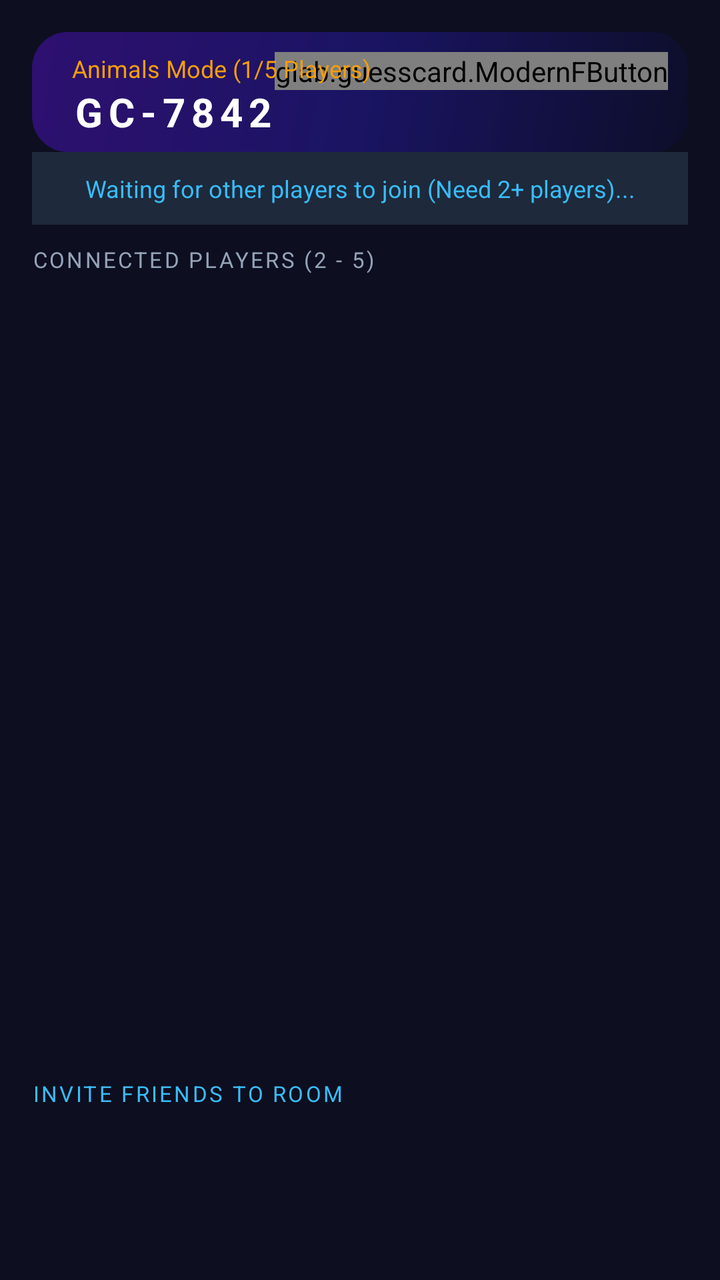
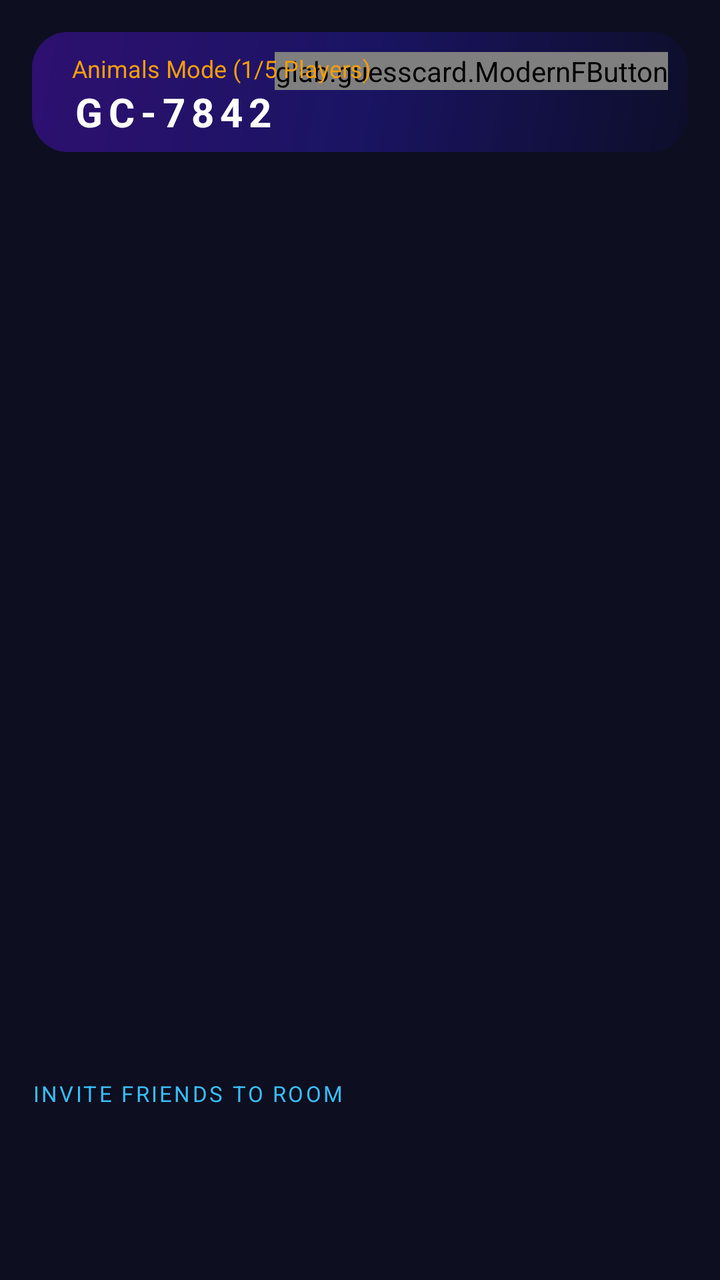

An Android layout rendered at two revisions. The XML below is the earlier revision; the diff shows what the commit changed to produce the second picture.
<!-- AndroidManifest.xml: application theme Theme.TerritoryWars -->
<!-- res/layout/activity_lobby.xml -->
<?xml version="1.0" encoding="utf-8"?>
<LinearLayout xmlns:android="http://schemas.android.com/apk/res/android"
    android:layout_width="match_parent"
    android:layout_height="match_parent"
    android:background="@color/bg_dark"
    android:orientation="vertical"
    android:padding="16dp">

    
    <FrameLayout
        android:layout_width="match_parent"
        android:layout_height="60dp"
        android:background="@drawable/gradient_hero">

        
        <glab.guesscard.ModernFButton
            android:id="@+id/leaveRoomButton"
            android:layout_width="wrap_content"
            android:layout_height="wrap_content"
            android:layout_gravity="top|end"
            android:layout_margin="10dp"
            android:text="Leave"
            android:textSize="11sp" />

        <LinearLayout
            android:layout_width="match_parent"
            android:layout_height="match_parent"
            android:gravity="center_vertical"
            android:orientation="horizontal"
            android:padding="8dp">

            <LinearLayout
                android:id="@+id/roomCodeContainer"
                android:layout_width="wrap_content"
                android:layout_height="wrap_content"
                android:gravity="center_vertical"
                android:clickable="true"
                android:focusable="true"
                android:orientation="vertical"
                android:paddingStart="12dp"
                android:paddingEnd="12dp">
                <TextView
                    android:id="@+id/roomModeText"
                    android:layout_width="wrap_content"
                    android:layout_height="wrap_content"
                    android:text="Animals Mode (1/5 Players)"
                    android:textColor="#F59E0B"
                    android:textSize="12sp"
                    android:layout_marginTop="2dp" />

                <TextView
                    android:id="@+id/roomCodeText"
                    android:layout_width="wrap_content"
                    android:layout_height="wrap_content"
                    android:text="GC-7842"
                    android:textColor="#FFFFFF"
                    android:textSize="20sp"
                    android:textStyle="bold"
                    android:letterSpacing="0.15" />

            </LinearLayout>

        </LinearLayout>
    </FrameLayout>

    
    <TextView
        android:id="@+id/tvLobbyStatus"
        android:layout_width="match_parent"
        android:layout_height="wrap_content"
        android:background="#1E293B"
        android:padding="10dp"
        android:text="Waiting for other players to join (Need 2+ players)..."
        android:textColor="#38BDF8"
        android:textSize="12sp"
        android:gravity="center" />

    
    <TextView
        android:layout_width="match_parent"
        android:layout_height="wrap_content"
        android:layout_marginTop="10dp"
        android:layout_marginBottom="4dp"
        android:text="Connected Players (2 - 5)"
        android:textColor="#94A3B8"
        android:textSize="11sp"
        android:textAllCaps="true"
        android:letterSpacing="0.1" />

    
    <LinearLayout
        android:id="@+id/playerAvatarContainer"
        android:layout_width="match_parent"
        android:layout_height="72dp"
        android:gravity="center"
        android:orientation="horizontal"
        android:padding="4dp" />

    
    <androidx.recyclerview.widget.RecyclerView
        android:id="@+id/playersList"
        android:layout_width="match_parent"
        android:layout_height="0dp"
        android:layout_weight="1"
        android:layout_marginBottom="8dp" />

    
    <TextView
        android:id="@+id/tvInviteFriendsHeader"
        android:layout_width="match_parent"
        android:layout_height="wrap_content"
        android:text="INVITE FRIENDS TO ROOM"
        android:textColor="#38BDF8"
        android:textSize="11sp"
        android:textAllCaps="true"
        android:letterSpacing="0.1"
        android:layout_marginBottom="4dp" />

    <androidx.recyclerview.widget.RecyclerView
        android:id="@+id/rvInviteFriends"
        android:layout_width="match_parent"
        android:layout_height="56dp"
        android:scrollbars="none"
        android:layout_marginBottom="10dp" />

    
    <LinearLayout
        android:layout_width="match_parent"
        android:layout_height="wrap_content"
        android:orientation="horizontal">

        <glab.guesscard.ModernFButton
            android:id="@+id/readyButton"
            android:layout_width="0dp"
            android:layout_height="52dp"
            android:layout_weight="1"
            android:layout_marginEnd="6dp"
            android:text="I'm Ready"
            android:visibility="gone" />

        <glab.guesscard.ModernFButton
            android:id="@+id/btnStartMatch"
            android:layout_width="0dp"
            android:layout_height="52dp"
            android:layout_weight="1"
            android:layout_marginStart="6dp"
            android:text="START MATCH"
            android:visibility="gone" />

    </LinearLayout>

</LinearLayout>
<!-- resources referenced by this layout -->
<resources>
  <color name="bg_dark">#0D0E1F</color>
  <!-- drawable gradient_hero (drawable) -->
  <?xml version="1.0" encoding="utf-8"?>
  <shape xmlns:android="http://schemas.android.com/apk/res/android"
      android:shape="rectangle">
      <gradient
          android:type="linear"
          android:angle="135"
          android:startColor="#0D0E2A"
          android:centerColor="#1A1463"
          android:endColor="#2E1070" />
      <corners android:radius="18dp"/>
  </shape>
  <style name="Theme.TerritoryWars" parent="Theme.Material3.DayNight.NoActionBar">
          
          <item name="colorPrimary">@color/purple_500</item>
          <item name="colorPrimaryVariant">@color/purple_700</item>
          <item name="colorOnPrimary">@color/white</item>
          
          <item name="colorSecondary">@color/teal_200</item>
          <item name="colorSecondaryVariant">@color/teal_700</item>
          <item name="colorOnSecondary">@color/black</item>
          
          <item name="android:statusBarColor">@android:color/transparent</item>
          <item name="android:navigationBarColor">@android:color/transparent</item>
          <item name="android:windowDrawsSystemBarBackgrounds">true</item>
      </style>
  <color name="purple_500">#FF6200EE</color>
  <color name="purple_700">#FF3700B3</color>
  <color name="white">#FFFFFFFF</color>
  <color name="teal_200">#FF03DAC5</color>
  <color name="teal_700">#FF018786</color>
  <color name="black">#FF000000</color>
</resources>

<!-- the commit's change to res/layout/activity_lobby.xml (unified diff, before → after) -->
@@ -64,44 +64,12 @@
     </FrameLayout>
 
     
-    <TextView
-        android:id="@+id/tvLobbyStatus"
-        android:layout_width="match_parent"
-        android:layout_height="wrap_content"
-        android:background="#1E293B"
-        android:padding="10dp"
-        android:text="Waiting for other players to join (Need 2+ players)..."
-        android:textColor="#38BDF8"
-        android:textSize="12sp"
-        android:gravity="center" />
-
-    
-    <TextView
-        android:layout_width="match_parent"
-        android:layout_height="wrap_content"
-        android:layout_marginTop="10dp"
-        android:layout_marginBottom="4dp"
-        android:text="Connected Players (2 - 5)"
-        android:textColor="#94A3B8"
-        android:textSize="11sp"
-        android:textAllCaps="true"
-        android:letterSpacing="0.1" />
-
-    
-    <LinearLayout
-        android:id="@+id/playerAvatarContainer"
-        android:layout_width="match_parent"
-        android:layout_height="72dp"
-        android:gravity="center"
-        android:orientation="horizontal"
-        android:padding="4dp" />
-
-    
     <androidx.recyclerview.widget.RecyclerView
         android:id="@+id/playersList"
         android:layout_width="match_parent"
         android:layout_height="0dp"
         android:layout_weight="1"
+        android:layout_marginTop="12dp"
         android:layout_marginBottom="8dp" />
 
     
